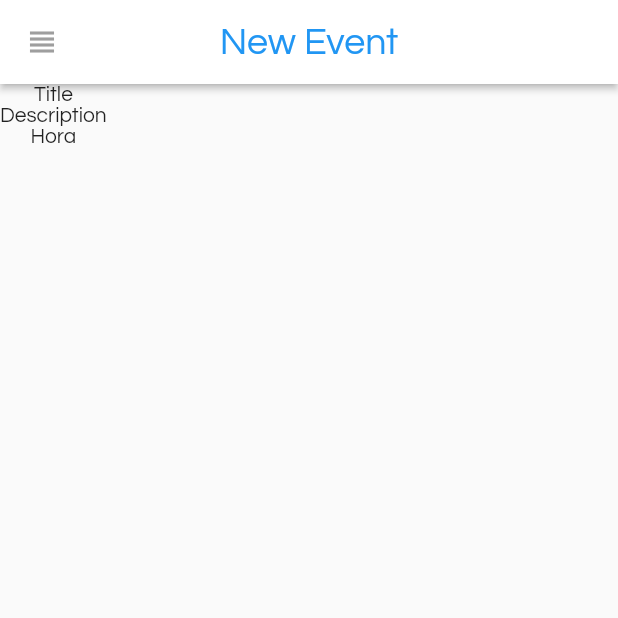
After one commit to rodrigo-rocha/schoolmanager, a Flutter app: the EventAdd screen opened by its route, on a phone screen of 412 x 824 dp, the top half of it. The commit adds this screen. Run offline on Flutter 3.47's test engine with Material 2 defaults, Android fonts, the phone set to English and light mode, and no system bars; our stand-ins replace auto_size_text, flutter_datetime_picker, image_picker, pie_chart, rflutter_alert, table_calendar; missing offline and left inert: date_utils, flutter_sparkline; network calls fail.

Commit message:
Can now Create Events on Calendar page

```diff
--- a/lib/calendar/calendar.dart
+++ b/lib/calendar/calendar.dart
@@ -112,7 +112,9 @@ class CalendarState extends State<Calendar> with TickerProviderStateMixin {
         tooltip: 'Add Event',
         backgroundColor: Colors.white,
         child: Icon(Icons.add, color: Colors.blue),
-        onPressed: () {},
+        onPressed: () {
+          Navigator.of(context).pushNamed("/add_event");
+        },
       ),
     );
   }
--- /dev/null
+++ b/lib/calendar/event_add.dart
@@ -0,0 +1,29 @@
+import 'package:flutter/material.dart';
+import 'package:flutter_app_ihc/functions/functions.dart';
+
+
+class EventAdd extends StatefulWidget {
+  @override
+  EventAddState createState() => EventAddState();
+}
+
+class EventAddState extends State<EventAdd>{
+  @override
+  Widget build(BuildContext context) {
+    return Scaffold(
+      appBar: Functions.appBar("New Event", Icons.add, null),
+      drawer: Functions.sideBar(context),
+      body: Column(
+        children: <Widget>[
+          Text("Title"),
+          Text("Description"),
+          Text("Hora"),
+          Text(""),
+
+
+
+        ],
+      ),
+    );
+  }
+}
--- a/lib/main.dart
+++ b/lib/main.dart
@@ -31,6 +31,7 @@ import 'package:flutter_app_ihc/notes/notes/note_edit.dart';
 import 'package:flutter_app_ihc/notes/notes/note_add.dart';
 import 'package:flutter_app_ihc/calendar/calendar.dart';
 import 'package:flutter_app_ihc/calendar/event.dart';
+import 'package:flutter_app_ihc/calendar/event_add.dart';
 import 'package:flutter_app_ihc/settings/settings.dart';
 import 'package:flutter_app_ihc/share/share.dart';
 import 'package:flutter_app_ihc/share/shared_docs.dart';
@@ -93,6 +94,7 @@ class SchoolManager extends StatelessWidget {
         '/calendar': (BuildContext context) => new Calendar(),
         '/settings': (BuildContext context) => new Settings(),
         '/event_info': (BuildContext context) => new Event(),
+        '/add_event' : (BuildContext context) => new EventAdd(),
 
 
         '/share': (BuildContext context) => new Share(),
```
Also changed, not shown: lib/users/students/student_info.dart (+6 -1 lines), lib/users/teachers/teacher_info.dart (+6 -1 lines), pubspec.lock.
